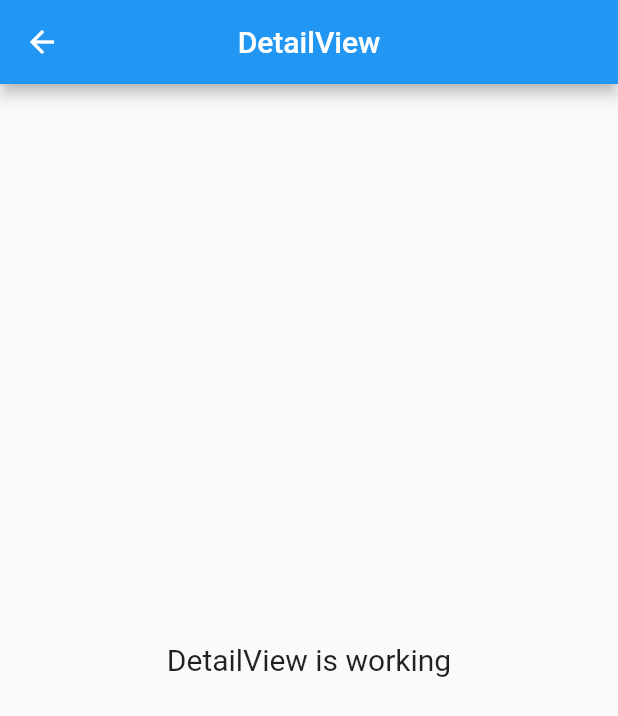
After one commit to renankanu/app_restaurant, a Flutter app: the DetailView screen opened by its route, on a phone screen of 412 x 824 dp. The commit adds this screen. Shown: the top 716 px of the screen. Run offline on Flutter 3.47's test engine with Material 2 defaults, Android fonts, the phone set to English and light mode, and no system bars; our stand-ins replace get.

Commit message:
Feature - create detail with GetXCli

```diff
--- /dev/null
+++ b/lib/app/modules/detail/views/detail_view.dart
@@ -0,0 +1,21 @@
+import 'package:flutter/material.dart';
+import 'package:get/get.dart';
+import 'package:app_marvel/app/modules/detail/controllers/detail_controller.dart';
+
+class DetailView extends GetView<DetailController> {
+  @override
+  Widget build(BuildContext context) {
+    return Scaffold(
+      appBar: AppBar(
+        title: Text('DetailView'),
+        centerTitle: true,
+      ),
+      body: Center(
+        child: Text(
+          'DetailView is working',
+          style: TextStyle(fontSize:20),
+        ),
+      ),
+    );
+  }
+}
--- a/lib/app/routes/app_pages.dart
+++ b/lib/app/routes/app_pages.dart
@@ -1,3 +1,5 @@
+import 'package:app_marvel/app/modules/detail/views/detail_view.dart';
+import 'package:app_marvel/app/modules/detail/bindings/detail_binding.dart';
 import 'package:app_marvel/app/modules/home/views/home_view.dart';
 import 'package:app_marvel/app/modules/home/bindings/home_binding.dart';
 import 'package:get/get.dart';
@@ -13,5 +15,10 @@ static const INITIAL = Routes.HOME;
       page:()=> HomeView(),
       binding: HomeBinding(),
     ),
+    GetPage(
+      name: Routes.DETAIL,
+      page:()=> DetailView(),
+      binding: DetailBinding(),
+    ),
   ];
 }
--- a/lib/app/routes/app_routes.dart
+++ b/lib/app/routes/app_routes.dart
@@ -4,4 +4,5 @@ part of 'app_pages.dart';
 abstract class Routes{
 
   static const HOME = '/home';
+  static const DETAIL = '/detail';
 }
```
Also changed, not shown: lib/app/modules/detail/bindings/detail_binding.dart (added, +12 -0 lines), lib/app/modules/detail/controllers/detail_controller.dart (added, +18 -0 lines).
